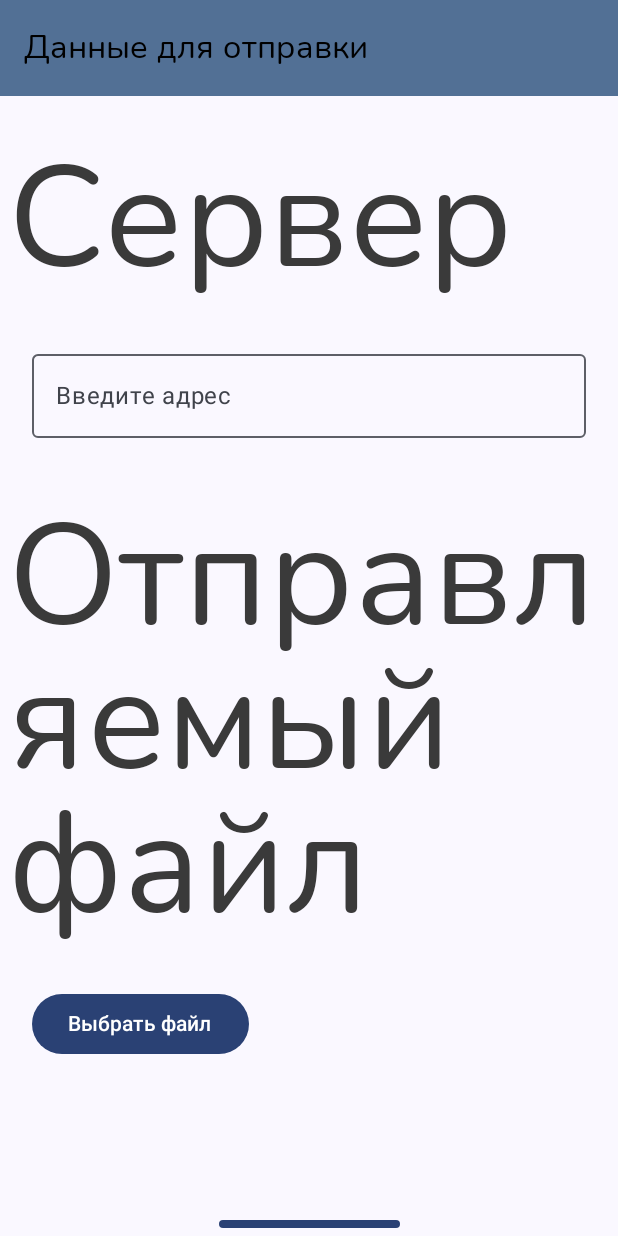
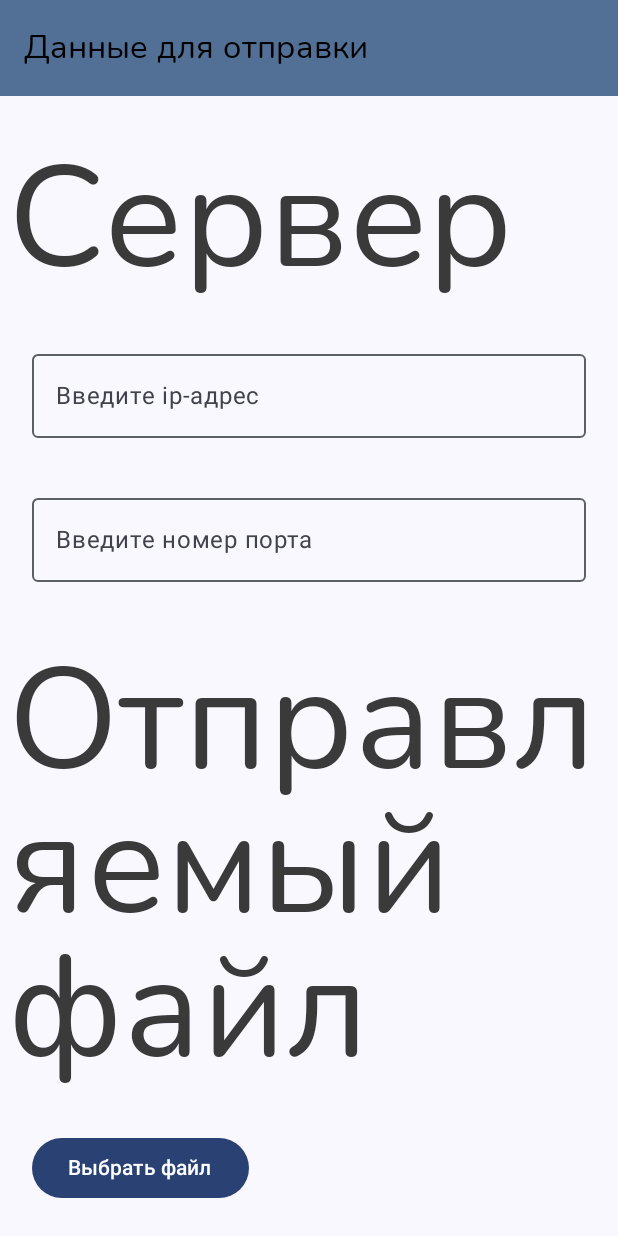
Before and after one commit to johtai/android-file-exchange, an Android app built with Jetpack Compose: the screen it shows after launch (MainActivity), on a phone screen of 412 x 824 dp. Run offline under Robolectric (Android 15) with nearby library versions, the phone set to English and light mode, and no system bars.

Commit message:
update string resource

```diff
--- a/app/src/main/java/com/example/myapplication/MainActivity.kt
+++ b/app/src/main/java/com/example/myapplication/MainActivity.kt
@@ -14,7 +14,6 @@ import androidx.compose.foundation.clickable
 import androidx.compose.foundation.layout.Arrangement
 import androidx.compose.foundation.layout.Box
 import androidx.compose.foundation.layout.Column
-import androidx.compose.foundation.layout.Row
 import androidx.compose.foundation.layout.Spacer
 import androidx.compose.foundation.layout.fillMaxSize
 import androidx.compose.foundation.layout.fillMaxWidth
@@ -22,7 +21,6 @@ import androidx.compose.foundation.layout.height
 import androidx.compose.foundation.layout.padding
 import androidx.compose.material3.Button
 import androidx.compose.material3.ExperimentalMaterial3Api
-import androidx.compose.material3.MaterialTheme
 import androidx.compose.material3.OutlinedTextField
 import androidx.compose.material3.Scaffold
 import androidx.compose.material3.SnackbarDuration
@@ -43,7 +41,6 @@ import androidx.compose.ui.Modifier
 import androidx.compose.ui.graphics.Color
 import androidx.compose.ui.platform.LocalContext
 import androidx.compose.ui.res.colorResource
-import androidx.compose.ui.res.fontResource
 import androidx.compose.ui.res.stringResource
 import androidx.compose.ui.text.font.Font
 import androidx.compose.ui.text.font.FontFamily
@@ -51,7 +48,6 @@ import androidx.compose.ui.text.font.FontWeight
 import androidx.compose.ui.tooling.preview.Preview
 import androidx.compose.ui.unit.dp
 import androidx.compose.ui.unit.em
-import androidx.compose.ui.unit.sp
 import com.example.myapplication.ui.theme.MyApplicationTheme
 import kotlinx.coroutines.CoroutineScope
 import kotlinx.coroutines.launch
@@ -117,13 +113,13 @@ fun FilePickerScreen(scope: CoroutineScope, snackbarHostState: SnackbarHostState
         Button(onClick = {
             filePickerLauncher.launch(arrayOf("*/*"))
         }) {
-            Text("Выбрать файл")
+            Text(stringResource(R.string.choose_file))
         }
 
         Spacer(modifier = Modifier.height(16.dp))
 
         selectedFileUri?.let {
-            Text(text = "Выбранный файл: $it", modifier = Modifier.clickable {})
+            Text(text = stringResource(R.string.choosing_file) + it, modifier = Modifier.clickable {})
         }
     }
 }
@@ -139,7 +135,8 @@ fun getFileSize(context: Context, uri: Uri): Long? {
     fun Body() {
         val scope = rememberCoroutineScope()
         val snackbarHostState = remember { SnackbarHostState() }
-        var adress by remember { mutableStateOf("") }                   //адрес отправления
+        var ipAddress by remember { mutableStateOf("") }                   //адрес отправления
+        var port by remember { mutableStateOf("") }
         var showDialog by remember { mutableStateOf(false) }
         var isFinished by remember { mutableStateOf(false) }
 
@@ -174,15 +171,16 @@ fun getFileSize(context: Context, uri: Uri): Long? {
                 Spacer(modifier = Modifier.padding(5.dp))
 
 
-                    Text(stringResource(R.string.whom),
+                    Text(stringResource(R.string.heading_server),
                         fontSize = 12.em,
                         fontFamily = HeadingFont,
                         color = colorResource(R.color.grey_text))
-                    InputField(adress, { adress = it }, stringResource(R.string.adress))
+                    InputField(ipAddress, { ipAddress = it }, stringResource(R.string.address))
+                    InputField(port, { port = it }, stringResource(R.string.num_of_port))
 
                 Spacer(modifier = Modifier.padding(5.dp))
 
-                    Text(stringResource(R.string.what),
+                    Text(stringResource(R.string.heading_file),
                         fontFamily = HeadingFont,
                         fontSize = 12.em,
                         lineHeight = 1.em,
--- a/app/src/main/java/com/example/myapplication/SendingData.kt
+++ b/app/src/main/java/com/example/myapplication/SendingData.kt
@@ -30,7 +30,7 @@ object sendingData {
 
     suspend fun sendData(){
         val MaxCountPackages: Int = 5
-        sendingPackages=0
+        sendingPackages = 0
         allPackages = 1 + (random() * MaxCountPackages).toInt()
         while(sendingPackages < allPackages){
             delay(1000)
--- a/app/src/main/res/values/colors.xml
+++ b/app/src/main/res/values/colors.xml
@@ -9,4 +9,5 @@
     <color name="white">#FFFFFFFF</color>
     <color name="grey_text">#3A3A3A</color>
     <color name="blue_head">#527095</color>
+    <color name="blue_button">#698FC3</color>
 </resources>
--- a/app/src/main/res/values/strings.xml
+++ b/app/src/main/res/values/strings.xml
@@ -1,10 +1,13 @@
 <resources>
     <string name="app_name">Data Exchange</string>
     <string name="greeting_text">Данные для отправки</string>
-    <string name="whom">Сервер</string>
-    <string name="what">Отправляемый файл</string>
+    <string name="heading_server">Сервер</string>
+    <string name="heading_file">Отправляемый файл</string>
     <string name="Send_data">Отправить</string>
-    <string name="adress">Введите адрес</string>
-    <string name="choose_file">Выберите файл</string>
+    <string name="address">Введите ip-адрес</string>
+    <string name="num_of_port">Введите номер порта</string>
+    <string name="choose_file">Выбрать файл</string>
+    <string name="choosing_file">Выбранный файл: </string>
+    <string name="close">Закрыть</string>
 
 </resources>
```
